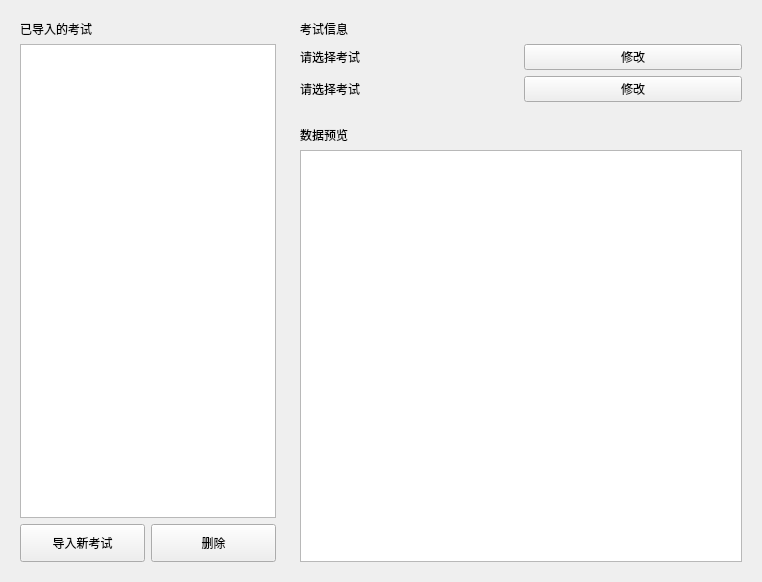
Qt form ui_page/page_one.ui (fengyec2/StudentGradeTracker) before a commit.
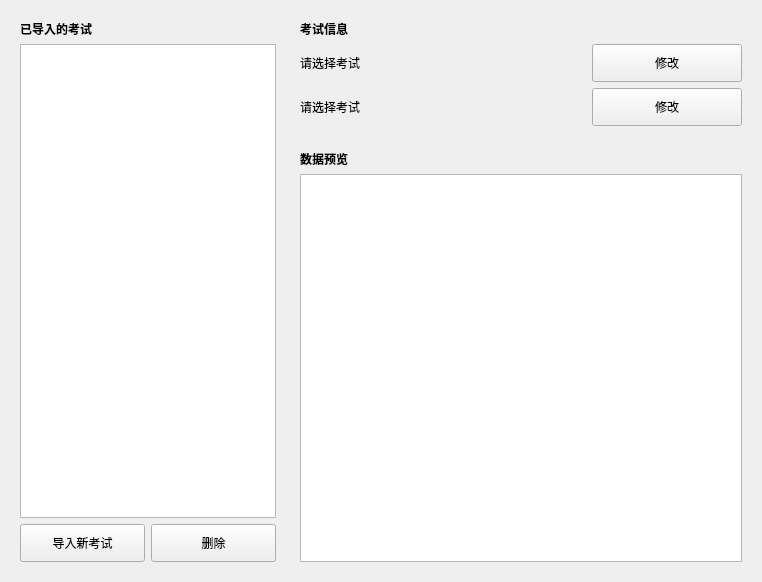
The same form after that commit. Custom widgets are drawn as their Qt base class.

Commit message: refactor: enhance UI by setting bold font for exam labels and adjusting button sizes

Diff of the .ui file:
```diff
--- a/ui_page/page_one.ui
+++ b/ui_page/page_one.ui
@@ -31,6 +31,11 @@
      <layout class="QVBoxLayout" name="leftLayout">
       <item>
        <widget class="QLabel" name="labelExamList">
+        <property name="font">
+         <font>
+          <bold>true</bold>
+         </font>
+        </property>
         <property name="text">
          <string>已导入的考试</string>
         </property>
@@ -91,6 +96,11 @@
        <layout class="QVBoxLayout" name="rightLayout_2">
         <item>
          <widget class="QLabel" name="labelPreview_2">
+          <property name="font">
+           <font>
+            <bold>true</bold>
+           </font>
+          </property>
           <property name="text">
            <string>考试信息</string>
           </property>
@@ -107,6 +117,18 @@
           </item>
           <item>
            <widget class="QPushButton" name="btnEditExamName">
+            <property name="minimumSize">
+             <size>
+              <width>0</width>
+              <height>38</height>
+             </size>
+            </property>
+            <property name="maximumSize">
+             <size>
+              <width>150</width>
+              <height>16777215</height>
+             </size>
+            </property>
             <property name="text">
              <string>修改</string>
             </property>
@@ -125,6 +147,18 @@
           </item>
           <item>
            <widget class="QPushButton" name="btnEditExamDate">
+            <property name="minimumSize">
+             <size>
+              <width>0</width>
+              <height>38</height>
+             </size>
+            </property>
+            <property name="maximumSize">
+             <size>
+              <width>150</width>
+              <height>16777215</height>
+             </size>
+            </property>
             <property name="text">
              <string>修改</string>
             </property>
@@ -140,6 +174,11 @@
        <layout class="QVBoxLayout" name="rightLayout">
         <item>
          <widget class="QLabel" name="labelPreview">
+          <property name="font">
+           <font>
+            <bold>true</bold>
+           </font>
+          </property>
           <property name="text">
            <string>数据预览</string>
           </property>
```
The commit also changes 1 other file.
